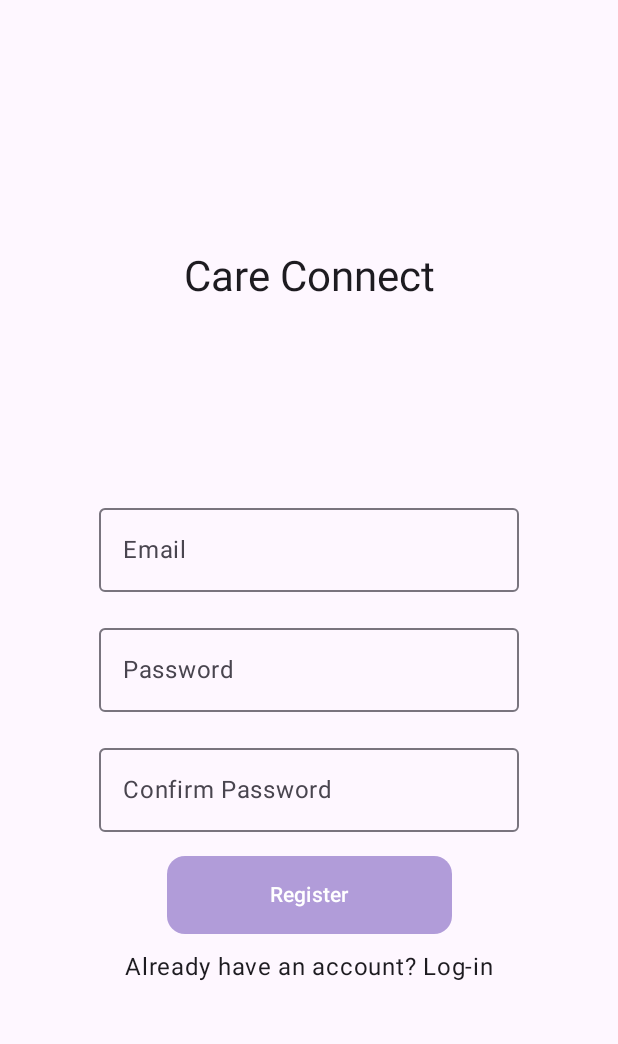
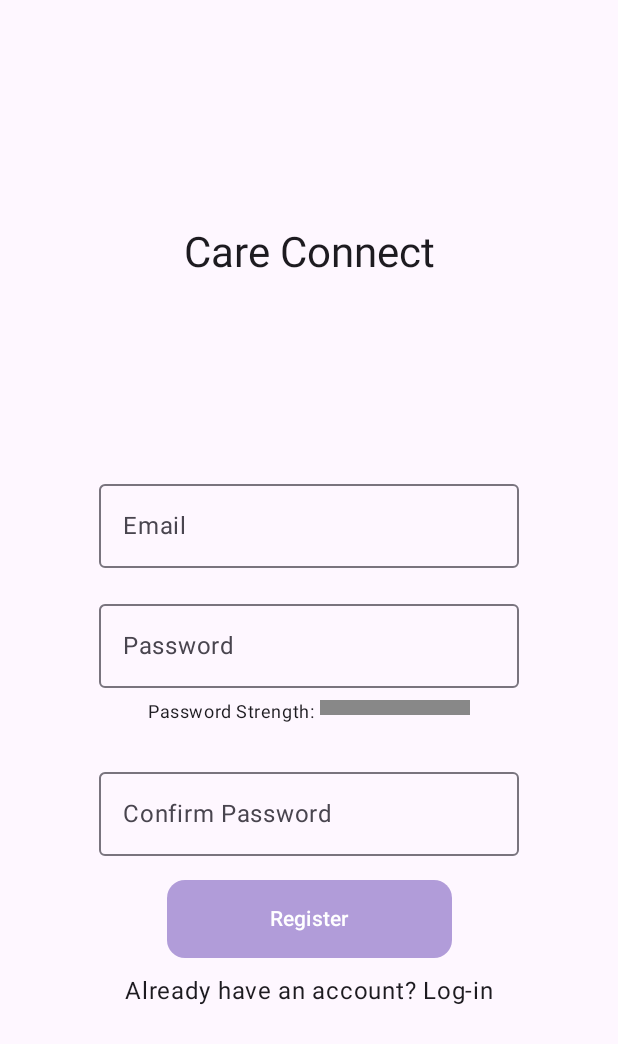
Before and after one commit to Reilly00/Universal-Design-Project, an Android app built with Jetpack Compose: the screen it shows after launch (MainActivity), after a tap on "Don't have an account? Register here", on a phone screen of 412 x 824 dp. Shown: the top 1044 px of the screen. Run offline under Robolectric (Android 15) with nearby library versions, the phone set to English and light mode, and no system bars.

Commit message:
Added Password strength meter
Added a strength meter to determine password strength and give user visual feedback on the strength of their password.

```diff
--- a/Mobile Integration/CareConnectApp/app/src/main/java/com/example/careconnect/MainActivity.kt
+++ b/Mobile Integration/CareConnectApp/app/src/main/java/com/example/careconnect/MainActivity.kt
@@ -3,12 +3,14 @@ package com.example.careconnect
 import android.os.Bundle
 import androidx.activity.ComponentActivity
 import androidx.activity.compose.setContent
+import androidx.compose.foundation.background
 import androidx.compose.foundation.clickable
 import androidx.compose.foundation.layout.*
 import androidx.compose.material3.*
 import androidx.compose.runtime.*
 import androidx.compose.ui.Alignment
 import androidx.compose.ui.Modifier
+import androidx.compose.ui.graphics.Color
 import androidx.compose.ui.text.input.PasswordVisualTransformation
 import androidx.compose.ui.tooling.preview.Preview
 import androidx.compose.ui.unit.dp
@@ -98,20 +100,12 @@ fun RegisterScreen(navController: NavController? = null) {
     var email by remember { mutableStateOf("") }
     var password by remember { mutableStateOf("") }
     var confirmPassword by remember { mutableStateOf("") }
-    var emailError by remember { mutableStateOf("") } // State to track email error
-    var passwordError by remember { mutableStateOf(false) } // State to track password mismatch
-    var passwordRequirementError by remember { mutableStateOf("") } // State to track password requirements
+    var emailError by remember { mutableStateOf("") }
+    var passwordError by remember { mutableStateOf(false) }
+    var passwordRequirementError by remember { mutableStateOf("") }
 
-    // Function to check email format
-    fun isEmailValid(email: String): Boolean {
-        return email.contains("@") && email.substringAfter("@").contains(".")
-    }
-
-    // Function to check password requirements
-    fun isPasswordValid(password: String): Boolean {
-        val passwordPattern = "^(?=.*[0-9])(?=.*[a-z])(?=.*[A-Z])(?=.*[@#$%^&+=])(?=\\S+$).{8,}$"
-        return password.matches(passwordPattern.toRegex())
-    }
+    // Additional state for password strength
+    val passwordStrength = getPasswordStrength(password)
 
     Column(
         modifier = Modifier
@@ -148,12 +142,17 @@ fun RegisterScreen(navController: NavController? = null) {
 
         OutlinedTextField(
             value = password,
-            onValueChange = { password = it.trim() },
+            onValueChange = {
+                password = it.trim()
+            },
             label = { Text("Password") },
             singleLine = true,
             visualTransformation = PasswordVisualTransformation(),
             isError = passwordError || passwordRequirementError.isNotEmpty()
         )
+
+        // Display Password Strength Meter
+        PasswordStrengthMeter(strength = passwordStrength)
 
         Spacer(modifier = Modifier.height(16.dp))
 
@@ -217,6 +216,51 @@ fun RegisterScreen(navController: NavController? = null) {
     }
 }
 
+// Function to check email format
+fun isEmailValid(email: String): Boolean {
+    return email.contains("@") && email.substringAfter("@").contains(".")
+}
+
+// Function to check password requirements
+fun isPasswordValid(password: String): Boolean {
+    val passwordPattern = "^(?=.*[0-9])(?=.*[a-z])(?=.*[A-Z])(?=.*[@#$%^&+=])(?=\\S+$).{8,}$"
+    return password.matches(passwordPattern.toRegex())
+}
+
+// Function to check password strength
+private fun getPasswordStrength(password: String): PasswordStrength {
+    return when {
+        password.length >= 10 && password.any { it.isDigit() } && password.any { it.isUpperCase() } -> PasswordStrength.STRONG
+        password.length >= 8 -> PasswordStrength.MEDIUM
+        password.isNotEmpty() -> PasswordStrength.WEAK
+        else -> PasswordStrength.NONE
+    }
+}
+
+// Enum to represent password strength levels
+enum class PasswordStrength {
+    NONE, WEAK, MEDIUM, STRONG
+}
+
+// Composable to display password strength meter
+@Composable
+fun PasswordStrengthMeter(strength: PasswordStrength) {
+    val strengthColor = when (strength) {
+        PasswordStrength.STRONG -> Color.Green // Strong password
+        PasswordStrength.MEDIUM -> Color(0xFFFFA500) // Medium strength - Orange color
+        PasswordStrength.WEAK -> Color.Red // Weak password
+        PasswordStrength.NONE -> Color.Gray // No password entered
+    }
+
+    Row(modifier = Modifier.padding(vertical = 8.dp)) {
+        Text(text = "Password Strength: ", style = MaterialTheme.typography.bodySmall)
+        Box(modifier = Modifier
+            .width(100.dp)
+            .height(10.dp)
+            .background(strengthColor))
+    }
+}
+
 @Preview(showBackground = true)
 @Composable
 fun DefaultPreview() {
```
